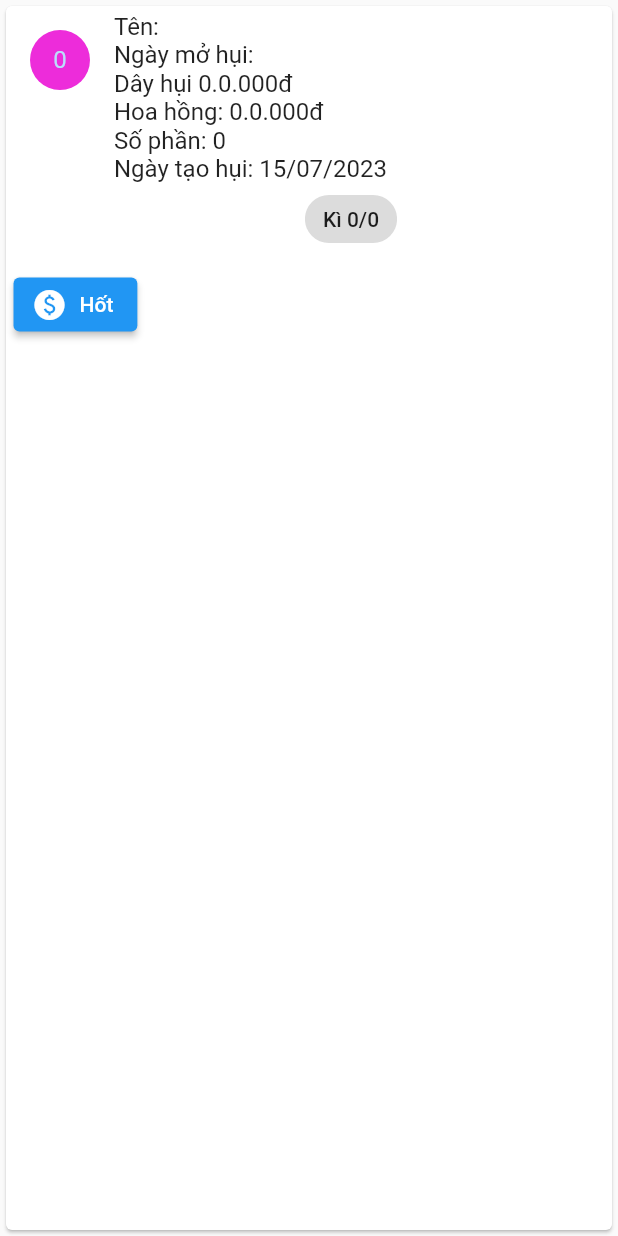
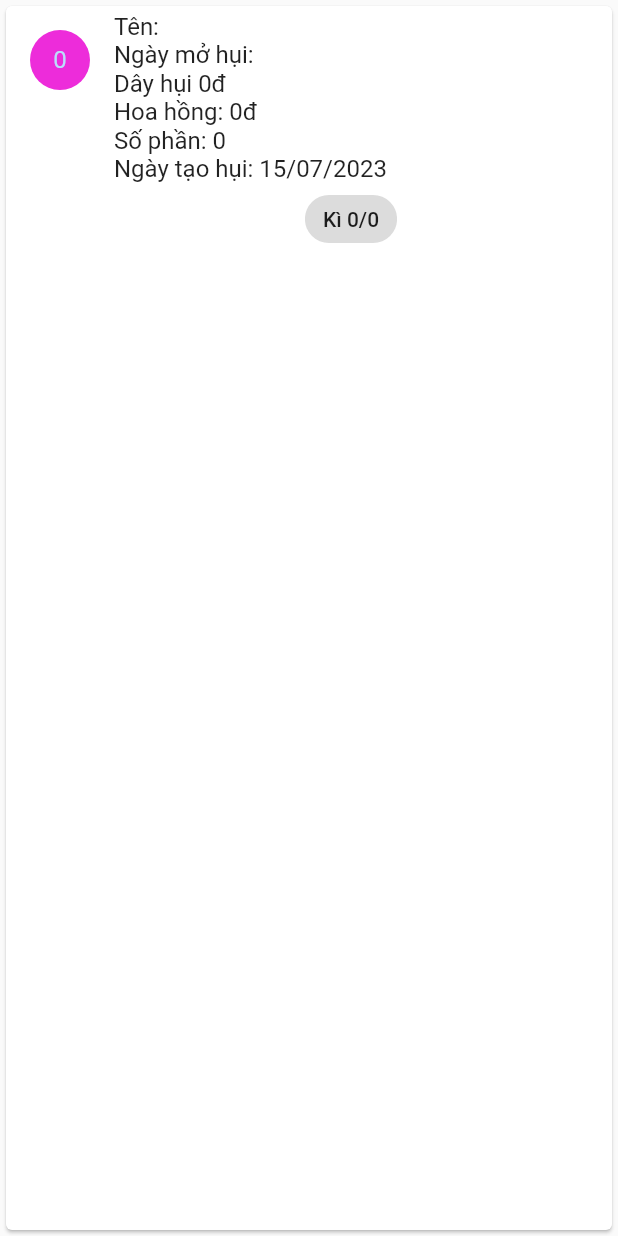
Before and after one commit to khangzxrr/hui_management_flutter, a Flutter app: the FundWidget widget shown alone on an empty page, opened directly with empty values, on a phone screen of 412 x 824 dp. Run offline on Flutter 3.47's test engine with Material 2 defaults, Android fonts, the light colour scheme and no system bars; drawn by our look-alikes of flutter_slidable; our stand-ins replace flutter_easyloading, flutter_expandable_fab, flutter_form_builder, form_builder_validators, fpdart, get_it; missing offline and left inert: form_builder_extra_fields; accounts and stored records are empty; network calls fail; statements that could not run were skipped.

Commit message:
seperate view folders

```diff
--- a/lib/helper/utils.dart
+++ b/lib/helper/utils.dart
@@ -2,4 +2,6 @@ import 'package:intl/intl.dart';
 
 class Utils {
   static final DateFormat dateFormat = DateFormat("dd/MM/yyyy");
+
+  static final NumberFormat moneyFormat = NumberFormat("#,###", "vi");
 }
--- a/lib/main.dart
+++ b/lib/main.dart
@@ -6,10 +6,12 @@ import 'package:hui_management/provider/general_fund_provider.dart';
 import 'package:hui_management/provider/users_provider.dart';
 import 'package:hui_management/service/setup_service.dart';
 import 'package:hui_management/view/dashboard_view.dart';
-import 'package:hui_management/view/funds_view.dart';
+
 import 'package:hui_management/view/login_view.dart';
 import 'package:hui_management/view/members_view.dart';
 import 'package:provider/provider.dart';
+
+import 'view/fund/funds_view.dart';
 
 void main() {
   SetupService.setup();
--- a/lib/model/fund_session_model.dart
+++ b/lib/model/fund_session_model.dart
@@ -7,12 +7,13 @@ part 'fund_session_model.g.dart';
 @JsonSerializable()
 class FundSession {
   int id;
+  int sessionNumber;
   DateTime takenDate;
 
   TakenSessionDetail takenSessionDetail;
   List<NormalSessionDetail> normalSessionDetails;
 
-  FundSession({required this.id, required this.takenDate, required this.takenSessionDetail, required this.normalSessionDetails});
+  FundSession({required this.id, required this.sessionNumber, required this.takenDate, required this.takenSessionDetail, required this.normalSessionDetails});
 
   factory FundSession.fromJson(Map<String, dynamic> json) => _$FundSessionFromJson(json);
   Map<String, dynamic> toJson() => _$FundSessionToJson(this);
--- a/lib/provider/authentication_provider.dart
+++ b/lib/provider/authentication_provider.dart
@@ -2,7 +2,7 @@ import 'package:flutter/material.dart';
 import 'package:hui_management/model/authentication_model.dart';
 
 class AuthenticationProvider with ChangeNotifier {
-  late AuthenticationModel model;
+  AuthenticationModel? model;
 
   void setAuthentication(AuthenticationModel model) {
     this.model = model;
--- a/lib/view/fund_members_view.dart
+++ b/lib/view/fund/fund_members_view.dart
@@ -1,8 +1,6 @@
 import 'dart:developer';
 
 import 'package:flutter/material.dart';
-import 'package:flutter/src/widgets/framework.dart';
-import 'package:flutter/src/widgets/placeholder.dart';
 import 'package:flutter_form_builder/flutter_form_builder.dart';
 import 'package:flutter_slidable/flutter_slidable.dart';
 import 'package:form_builder_extra_fields/form_builder_extra_fields.dart';
--- a/lib/view/fund_new_take_view.dart
+++ b/lib/view/fund/fund_new_take_view.dart
@@ -2,7 +2,6 @@ import 'package:flutter/material.dart';
 import 'package:flutter_form_builder/flutter_form_builder.dart';
 import 'package:form_builder_validators/form_builder_validators.dart';
 import 'package:hui_management/model/fund_model.dart';
-import 'package:hui_management/view/fund_detail.dart';
 
 class FundNewTakeWidget extends StatelessWidget {
   final bool isNew;
--- a/lib/view/funds_view.dart
+++ b/lib/view/fund/funds_view.dart
@@ -8,10 +8,10 @@ import 'package:hui_management/model/general_fund_model.dart';
 import 'package:hui_management/provider/fund_provider.dart';
 import 'package:hui_management/provider/general_fund_provider.dart';
 import 'package:hui_management/service/fund_service.dart';
-import 'package:hui_management/view/fund_detail.dart';
-import 'package:hui_management/view/fund_edit.dart';
-import 'package:hui_management/view/fund_new_take_view.dart';
 import 'package:provider/provider.dart';
+
+import 'fund_detail.dart';
+import 'fund_edit.dart';
 
 class FundWidget extends StatelessWidget {
   final GeneralFundModel fund;
@@ -86,25 +86,9 @@ class FundWidget extends StatelessWidget {
                   backgroundColor: const Color.fromARGB(255, 237, 44, 218),
                   child: Text('${fund.id}'),
                 ),
-                title: Text('Tên: ${fund.name}\nNgày mở hụi: ${fund.openDateText}\nDây hụi ${fund.fundPrice}.000đ\nHoa hồng: ${fund.serviceCost}.000đ\nSố phần: ${fund.membersCount}\nNgày tạo hụi: ${Utils.dateFormat.format(fund.openDate)}'),
+                title: Text('Tên: ${fund.name}\nNgày mở hụi: ${fund.openDateText}\nDây hụi ${Utils.moneyFormat.format(fund.fundPrice)}đ\nHoa hồng: ${Utils.moneyFormat.format(fund.serviceCost)}đ\nSố phần: ${fund.membersCount}\nNgày tạo hụi: ${Utils.dateFormat.format(fund.openDate)}'),
                 subtitle: Chip(label: Text('Kì ${fund.sessionsCount}/${fund.membersCount}')),
               ),
-              Padding(
-                padding: const EdgeInsets.all(5),
-                child: Row(
-                  mainAxisAlignment: MainAxisAlignment.start,
-                  children: [
-                    ElevatedButton.icon(
-                      onPressed: () => Navigator.push(
-                        context,
-                        MaterialPageRoute(builder: (context) => FundNewTakeWidget(isNew: true, fund: null)),
-                      ),
-                      icon: const Icon(Icons.paid),
-                      label: const Text('Hốt'),
-                    )
-                  ],
-                ),
-              )
             ],
           ),
         ),
@@ -141,7 +125,6 @@ class FundsWidget extends StatelessWidget {
             ),
           );
         },
-        backgroundColor: Colors.green,
         child: const Icon(Icons.add),
       ),
     );
--- a/lib/view/fund_session/fund_sessions_view.dart
+++ b/lib/view/fund_session/fund_sessions_view.dart
@@ -52,9 +52,9 @@ class SessionViewWidget extends StatelessWidget {
               ListTile(
                 leading: CircleAvatar(
                   backgroundColor: const Color.fromARGB(255, 237, 44, 218),
-                  child: Text('K${session.id}'),
+                  child: Text('K${session.sessionNumber}'),
                 ),
-                title: Text('Ngày mở hụi: ${Utils.dateFormat.format(session.takenDate)}\nKỳ 1\nThành viên hốt: ${session.takenSessionDetail.fundMember.nickName}\nThăm kêu: ${session.takenSessionDetail.predictedPrice}\nTiền hụi: ${session.takenSessionDetail.fundAmount}\nTrừ hoa hồng: ${session.takenSessionDetail.serviceCost}\nCòn lại: ${session.takenSessionDetail.remainPrice}', textAlign: TextAlign.right),
+                title: Text('Ngày mở hụi: ${Utils.dateFormat.format(session.takenDate)}\nKỳ ${session.sessionNumber}\nThành viên hốt: ${session.takenSessionDetail.fundMember.nickName}\nThăm kêu: ${Utils.moneyFormat.format(session.takenSessionDetail.predictedPrice)}đ\nTiền hụi: ${Utils.moneyFormat.format(session.takenSessionDetail.fundAmount)}đ\nTrừ hoa hồng: ${Utils.moneyFormat.format(session.takenSessionDetail.serviceCost)}đ\nCòn lại: ${Utils.moneyFormat.format(session.takenSessionDetail.remainPrice)}đ', textAlign: TextAlign.right),
               ),
             ],
           ),
--- a/lib/view/fund_session/session_detail_view.dart
+++ b/lib/view/fund_session/session_detail_view.dart
@@ -24,7 +24,7 @@ class TakenSessionDetailWidget extends StatelessWidget {
               takenSessionDetail.fundMember.nickName,
               style: const TextStyle(color: Colors.white),
             ),
-            subtitle: Text('Thăm kêu: ${takenSessionDetail.predictedPrice}\nTiền hụi: ${takenSessionDetail.fundAmount}\nTrừ hoa hồng: ${takenSessionDetail.serviceCost}\nCòn lại: ${takenSessionDetail.remainPrice}', textAlign: TextAlign.right, style: const TextStyle(color: Colors.white)),
+            subtitle: Text('Thăm kêu: ${Utils.moneyFormat.format(takenSessionDetail.predictedPrice)}đ\nTiền hụi: ${Utils.moneyFormat.format(takenSessionDetail.fundAmount)}đ\nTrừ hoa hồng: ${Utils.moneyFormat.format(takenSessionDetail.serviceCost)}đ\nCòn lại: ${Utils.moneyFormat.format(takenSessionDetail.remainPrice)}đ', textAlign: TextAlign.right, style: const TextStyle(color: Colors.white)),
           )
         ],
       ),
@@ -48,7 +48,7 @@ class NormalSessionDetailMemberWidget extends StatelessWidget {
               child: Image.network('https://flutter.github.io/assets-for-api-docs/assets/widgets/owl-2.jpg'),
             ),
             title: Text(normalSessionDetail.fundMember.nickName),
-            subtitle: Text('Tiền hụi sống: ${normalSessionDetail.payCost}', textAlign: TextAlign.right, style: const TextStyle(color: Colors.black)),
+            subtitle: Text('Tiền hụi sống: ${Utils.moneyFormat.format(normalSessionDetail.payCost)}đ', textAlign: TextAlign.right, style: const TextStyle(color: Colors.black)),
           )
         ],
       ),
```
Also changed, not shown: lib/view/dashboard_view.dart (+6 -3 lines), lib/view/fund/fund_detail.dart (renamed from lib/view/fund_detail.dart, +7 -12 lines), lib/model/fund_session_model.g.dart, lib/view/fund/fund_detail_member.dart (renamed from lib/view/fund_detail_member.dart), lib/view/fund/fund_edit.dart (renamed from lib/view/fund_edit.dart).
